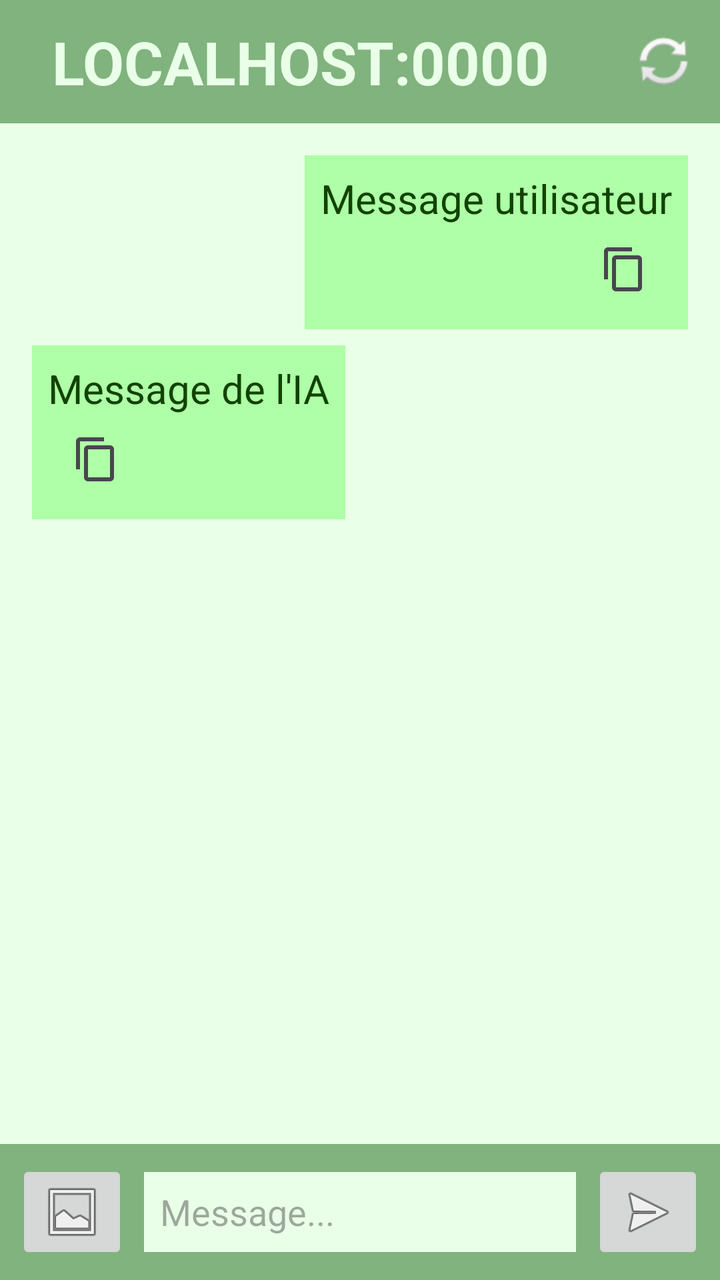
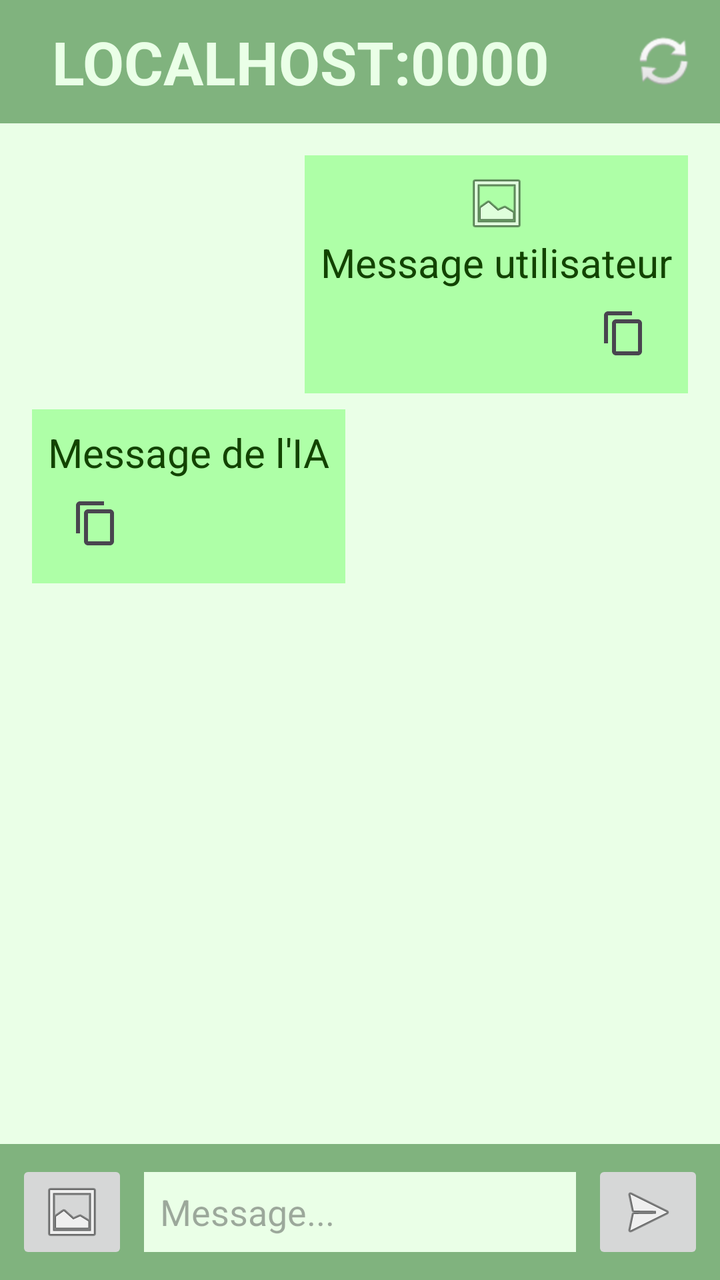

Before-and-after screenshots of an Android layout around one commit, followed by the original layout XML and the change that was made.
<!-- AndroidManifest.xml: application theme Theme.DrGrn -->
<!-- res/layout/activity_main.xml -->
<?xml version="1.0" encoding="utf-8"?>
<androidx.constraintlayout.widget.ConstraintLayout xmlns:android="http://schemas.android.com/apk/res/android"
    xmlns:app="http://schemas.android.com/apk/res-auto"
    xmlns:tools="http://schemas.android.com/tools"
    android:layout_width="match_parent"
    android:layout_height="match_parent">

    <LinearLayout
        android:id="@+id/parent_window"
        android:layout_width="0dp"
        android:layout_height="0dp"
        android:orientation="vertical"
        app:layout_constraintBottom_toBottomOf="parent"
        app:layout_constraintEnd_toEndOf="parent"
        app:layout_constraintStart_toStartOf="parent"
        app:layout_constraintTop_toTopOf="parent"
        android:background="@color/background">

        <LinearLayout
            android:layout_width="match_parent"
            android:layout_height="0dp"
            android:layout_weight="0.5"
            android:background="@color/green"
            android:orientation="horizontal"
            android:gravity="center_vertical"
            android:padding="8dp">

            <TextView
                android:id="@+id/qrCodeTextView"
                android:layout_width="wrap_content"
                android:layout_height="wrap_content"
                android:textColor="@color/background"
                android:layout_marginStart="18dp"
                android:textStyle="bold"
                android:textSize="30dp"
                android:text="LOCALHOST:0000" />

            <LinearLayout
                android:layout_width="0dp"
                android:layout_weight="4"
                android:gravity="end"
                android:layout_height="match_parent"
                android:orientation="horizontal">

                <ImageButton
                    android:id="@+id/buttonRefresh"
                    android:layout_width="40dp"
                    android:layout_gravity="center"
                    android:background="#00000000"
                    android:layout_height="wrap_content"
                    app:srcCompat="@android:drawable/ic_popup_sync" />
            </LinearLayout>
        </LinearLayout>

        <ScrollView
            android:layout_width="match_parent"
            android:layout_height="0dp"
            android:layout_weight="4"
            android:layout_marginBottom="8dp"
            android:padding="8dp"
            android:layout_margin="8dp">

            <LinearLayout
                android:layout_width="match_parent"
                android:layout_height="wrap_content"
                android:orientation="vertical">

                <LinearLayout
                    android:layout_width="wrap_content"
                    android:layout_height="wrap_content"
                    android:background="@color/light_green"
                    android:layout_gravity="end"
                    android:gravity="right"
                    android:orientation="vertical"
                    android:layout_marginStart="16dp"
                    android:padding="8dp">
                    <TextView
                        android:id="@+id/UserRequest"
                        android:layout_width="wrap_content"
                        android:layout_height="wrap_content"
                        android:textColor="@color/text_color"
                        android:textSize="20dp"
                        android:text="Message utilisateur" />
                    <ImageButton
                        android:id="@+id/imageButtonCopyUser"
                        android:layout_width="wrap_content"
                        android:layout_height="wrap_content"
                        android:backgroundTint="#0000"
                        android:layout_weight="1"
                        app:srcCompat="?attr/actionModeCopyDrawable" />

                </LinearLayout>

                <LinearLayout
                    android:layout_width="wrap_content"
                    android:layout_height="wrap_content"
                    android:background="@color/light_green"
                    android:gravity="start"
                    android:padding="8dp"
                    android:orientation="vertical"
                    android:layout_marginTop="8dp"
                    android:layout_marginEnd="16dp"
                    android:layout_gravity="start">
                    <TextView
                        android:id="@+id/AIAnswer"
                        android:layout_width="wrap_content"
                        android:layout_height="wrap_content"
                        android:textColor="@color/text_color"
                        android:textSize="20dp"
                        android:text="Message de l'IA" />

                    <ImageButton
                        android:id="@+id/imageButtonCopyIA"
                        android:layout_width="wrap_content"
                        android:layout_height="wrap_content"
                        android:backgroundTint="#0000"
                        android:layout_weight="1"
                        app:srcCompat="?attr/actionModeCopyDrawable" />

                </LinearLayout>
            </LinearLayout>
        </ScrollView>

        
        <LinearLayout
            android:layout_width="match_parent"
            android:layout_height="wrap_content"
            android:background="@color/green"
            android:orientation="vertical"
            android:padding="8dp">

            
            <FrameLayout
                android:id="@+id/previewContainer"
                android:layout_width="wrap_content"
                android:layout_height="wrap_content"
                android:layout_gravity="start"
                android:layout_marginBottom="8dp"
                android:visibility="gone">

                <ImageView
                    android:id="@+id/imagePreview"
                    android:layout_width="70dp"
                    android:layout_height="70dp"
                    android:scaleType="centerCrop"
                    android:background="@android:color/white" />

                <ImageButton
                    android:id="@+id/buttonRemoveImage"
                    android:layout_width="24dp"
                    android:layout_height="24dp"
                    android:layout_gravity="top|end"
                    android:background="#88000000"
                    app:srcCompat="@android:drawable/ic_menu_close_clear_cancel" />
            </FrameLayout>

            
            <LinearLayout
                android:layout_width="match_parent"
                android:layout_height="wrap_content"
                android:gravity="center"
                android:orientation="horizontal">

                <ImageButton
                    android:id="@+id/imageButton"
                    android:layout_width="wrap_content"
                    android:layout_height="wrap_content"
                    app:srcCompat="@android:drawable/ic_menu_gallery" />

                <EditText
                    android:id="@+id/messageEditText"
                    android:layout_width="0dp"
                    android:layout_height="40dp"
                    android:layout_weight="1"
                    android:layout_marginStart="8dp"
                    android:layout_marginEnd="8dp"
                    android:background="@color/background"
                    android:hint="Message..."
                    android:inputType="text"
                    android:padding="8dp"
                    android:textColor="@color/text_color" />

                <ImageButton
                    android:id="@+id/sendButton"
                    android:layout_width="wrap_content"
                    android:layout_height="wrap_content"
                    app:srcCompat="@android:drawable/ic_menu_send" />
            </LinearLayout>
        </LinearLayout>
    </LinearLayout>
</androidx.constraintlayout.widget.ConstraintLayout>
<!-- resources referenced by this layout -->
<resources>
  <color name="background">#EAFFE7</color>
  <color name="green">#80B37E</color>
  <color name="light_green">#AEFFA7</color>
  <color name="text_color">#124300</color>
  <style name="Theme.DrGrn" parent="Base.Theme.DrGrn" />
  <style name="Base.Theme.DrGrn" parent="Theme.Material3.DayNight.NoActionBar">
          
          
      </style>
</resources>

<!-- the commit's change to res/layout/activity_main.xml (unified diff, before → after) -->
@@ -74,6 +74,13 @@
                     android:orientation="vertical"
                     android:layout_marginStart="16dp"
                     android:padding="8dp">
+
+                    <ImageView
+                        android:id="@+id/imageInMessage"
+                        android:layout_width="match_parent"
+                        android:layout_height="wrap_content"
+                        app:srcCompat="@android:drawable/ic_menu_gallery" />
+
                     <TextView
                         android:id="@+id/UserRequest"
                         android:layout_width="wrap_content"
